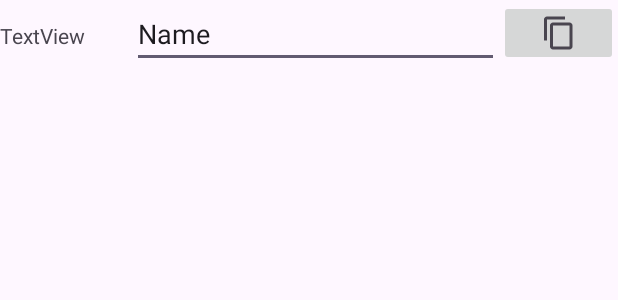
After one commit to danya02/simple-ip-check-app, an Android app: the layout interface_list_item.xml on its own in the app's theme, with its tools: preview values and no code run, on a phone screen of 412 x 824 dp. The commit adds this screen. Shown: the top 300 px of the screen. Run offline under Robolectric (Android 15) with nearby library versions, the phone set to English and light mode, and no system bars; network calls fail.

Commit message:
Add basic interface view

```diff
--- a/app/src/main/AndroidManifest.xml
+++ b/app/src/main/AndroidManifest.xml
@@ -1,6 +1,8 @@
 <?xml version="1.0" encoding="utf-8"?>
 <manifest xmlns:android="http://schemas.android.com/apk/res/android"
     xmlns:tools="http://schemas.android.com/tools">
+    <uses-permission android:name="android.permission.INTERNET" />
+    <uses-permission android:name="android.permission.ACCESS_NETWORK_STATE" />
 
     <application
         android:allowBackup="true"
--- /dev/null
+++ b/app/src/main/res/layout/interface_list_item.xml
@@ -0,0 +1,30 @@
+<?xml version="1.0" encoding="utf-8"?>
+<LinearLayout xmlns:android="http://schemas.android.com/apk/res/android"
+    xmlns:app="http://schemas.android.com/apk/res-auto"
+    android:layout_width="match_parent"
+    android:layout_height="wrap_content"
+    android:orientation="horizontal">
+
+    <TextView
+        android:id="@+id/interfaceNameLabel"
+        android:layout_width="wrap_content"
+        android:layout_height="wrap_content"
+        android:layout_weight="1"
+        android:text="TextView" />
+
+    <EditText
+        android:id="@+id/interfaceAddressTextBox"
+        android:layout_width="wrap_content"
+        android:layout_height="wrap_content"
+        android:layout_weight="1"
+        android:ems="10"
+        android:inputType="text"
+        android:text="Name" />
+
+    <ImageButton
+        android:id="@+id/interfaceCopyBtn"
+        android:layout_width="wrap_content"
+        android:layout_height="wrap_content"
+        android:layout_weight="1"
+        app:srcCompat="?attr/actionModeCopyDrawable" />
+</LinearLayout>
```
Also changed, not shown: app/src/main/java/ru/danya02/simpleipcheck/FirstFragment.kt (deleted, +0 -39 lines), app/src/main/java/ru/danya02/simpleipcheck/MainActivity.kt (+38 -6 lines), app/src/main/java/ru/danya02/simpleipcheck/NetInterface.kt (added, +10 -0 lines), app/src/main/java/ru/danya02/simpleipcheck/NetInterfaceViewAdapter.kt (added, +49 -0 lines), app/src/main/res/layout/activity_main.xml (+14 -6 lines), app/src/main/res/layout/fragment_first.xml (deleted, +0 -23 lines), app/src/main/res/navigation/nav_graph.xml (deleted, +0 -13 lines).
